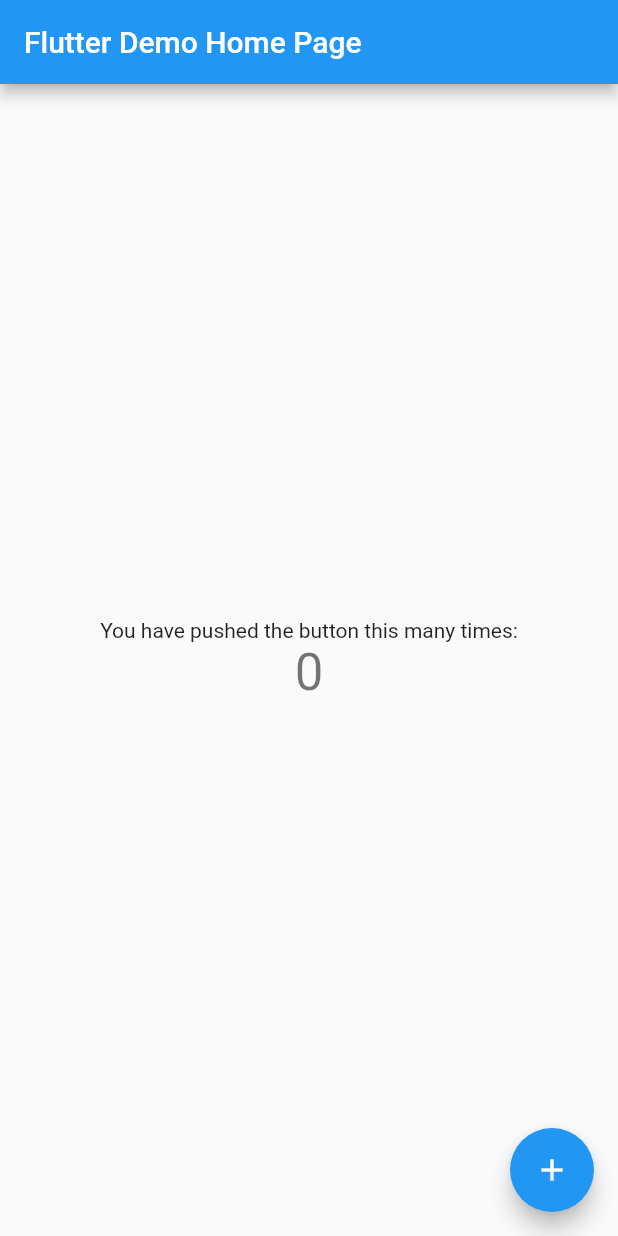
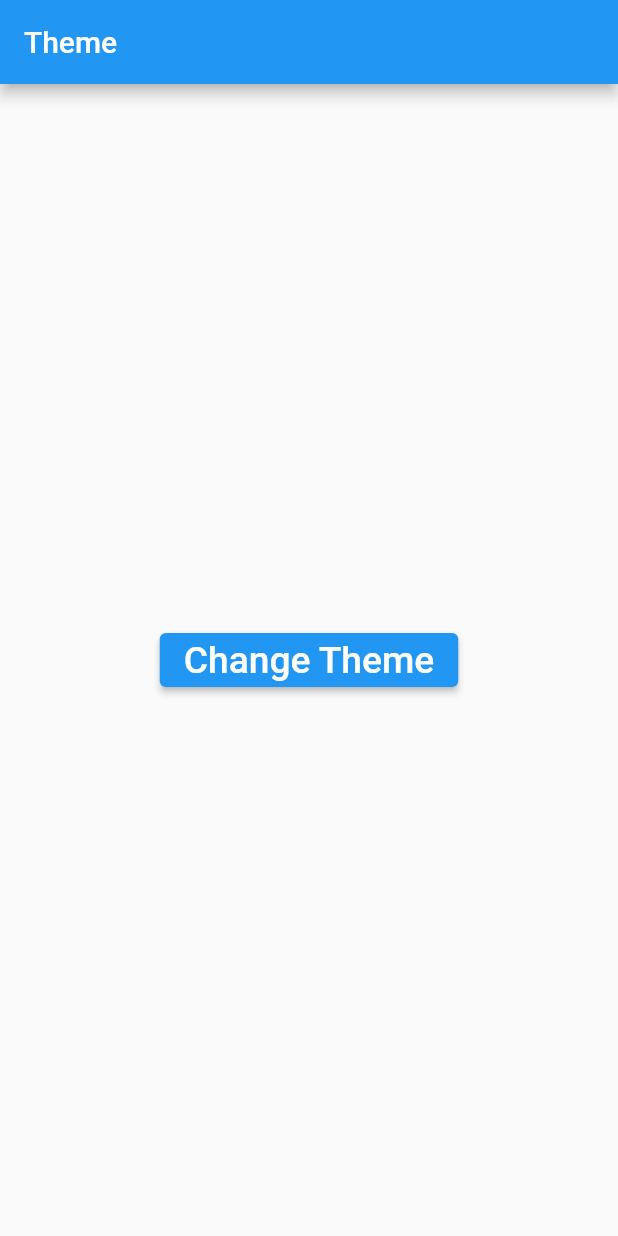
Before and after one commit to defNumb/bloc_payload, a Flutter app: the screen it shows after launch, on a phone screen of 412 x 824 dp. Run offline on Flutter 3.47's test engine with Material 2 defaults, Android fonts, the phone set to English and light mode, and no system bars; our stand-ins replace bloc, equatable, flutter_bloc.

Commit message:
finshed Bloc

```diff
--- a/lib/main.dart
+++ b/lib/main.dart
@@ -1,3 +1,4 @@
+import 'package:bloc_payload/theme/theme_bloc.dart';
 import 'package:flutter/material.dart';
 import 'dart:math';
 import 'package:flutter_bloc/flutter_bloc.dart';
@@ -12,106 +13,44 @@ class MyApp extends StatelessWidget {
   // This widget is the root of your application.
   @override
   Widget build(BuildContext context) {
-    return MaterialApp(
-      title: 'Event Payload',
-      theme: ThemeData(
-        // This is the theme of your application.
-        //
-        // Try running your application with "flutter run". You'll see the
-        // application has a blue toolbar. Then, without quitting the app, try
-        // changing the primarySwatch below to Colors.green and then invoke
-        // "hot reload" (press "r" in the console where you ran "flutter run",
-        // or simply save your changes to "hot reload" in a Flutter IDE).
-        // Notice that the counter didn't reset back to zero; the application
-        // is not restarted.
-        primarySwatch: Colors.blue,
-      ),
-      home: const MyHomePage(title: 'Flutter Demo Home Page'),
+    return BlocProvider<ThemeBloc>(
+      create: (context) => ThemeBloc(),
+      child: Builder(builder: (context) {
+        return MaterialApp(
+          title: 'Event Payload',
+          debugShowCheckedModeBanner: false,
+          theme: context.watch<ThemeBloc>().state.appTheme == AppTheme.light
+              ? ThemeData.light()
+              : ThemeData.dark(),
+          home: const MyHomePage(),
+        );
+      }),
     );
   }
 }
 
-class MyHomePage extends StatefulWidget {
-  const MyHomePage({super.key, required this.title});
-
-  // This widget is the home page of your application. It is stateful, meaning
-  // that it has a State object (defined below) that contains fields that affect
-  // how it looks.
-
-  // This class is the configuration for the state. It holds the values (in this
-  // case the title) provided by the parent (in this case the App widget) and
-  // used by the build method of the State. Fields in a Widget subclass are
-  // always marked "final".
-
-  final String title;
-
-  @override
-  State<MyHomePage> createState() => _MyHomePageState();
-}
-
-class _MyHomePageState extends State<MyHomePage> {
-  int _counter = 0;
-
-  void _incrementCounter() {
-    setState(() {
-      // This call to setState tells the Flutter framework that something has
-      // changed in this State, which causes it to rerun the build method below
-      // so that the display can reflect the updated values. If we changed
-      // _counter without calling setState(), then the build method would not be
-      // called again, and so nothing would appear to happen.
-      _counter++;
-    });
-  }
+class MyHomePage extends StatelessWidget {
+  const MyHomePage({Key? key}) : super(key: key);
 
   @override
   Widget build(BuildContext context) {
-    // This method is rerun every time setState is called, for instance as done
-    // by the _incrementCounter method above.
-    //
-    // The Flutter framework has been optimized to make rerunning build methods
-    // fast, so that you can just rebuild anything that needs updating rather
-    // than having to individually change instances of widgets.
     return Scaffold(
       appBar: AppBar(
-        // Here we take the value from the MyHomePage object that was created by
-        // the App.build method, and use it to set our appbar title.
-        title: Text(widget.title),
+        title: Text('Theme'),
       ),
       body: Center(
-        // Center is a layout widget. It takes a single child and positions it
-        // in the middle of the parent.
-        child: Column(
-          // Column is also a layout widget. It takes a list of children and
-          // arranges them vertically. By default, it sizes itself to fit its
-          // children horizontally, and tries to be as tall as its parent.
-          //
-          // Invoke "debug painting" (press "p" in the console, choose the
-          // "Toggle Debug Paint" action from the Flutter Inspector in Android
-          // Studio, or the "Toggle Debug Paint" command in Visual Studio Code)
-          // to see the wireframe for each widget.
-          //
-          // Column has various properties to control how it sizes itself and
-          // how it positions its children. Here we use mainAxisAlignment to
-          // center the children vertically; the main axis here is the vertical
-          // axis because Columns are vertical (the cross axis would be
-          // horizontal).
-          mainAxisAlignment: MainAxisAlignment.center,
-          children: <Widget>[
-            const Text(
-              'You have pushed the button this many times:',
-            ),
-            Text(
-              '$_counter',
-              style: Theme.of(context).textTheme.headline4,
-            ),
-          ],
+        child: ElevatedButton(
+          child: Text(
+            'Change Theme',
+            style: TextStyle(fontSize: 24.8),
+          ),
+          onPressed: () {
+            final int randInt = Random().nextInt(10);
+            print('randInt: $randInt');
+            context.read<ThemeBloc>().add(ChangeThemeEvent(randInt: randInt));
+          },
         ),
       ),
-      floatingActionButton: FloatingActionButton(
-        onPressed: _incrementCounter,
-        tooltip: 'Increment',
-        child: const Icon(Icons.add),
-      ), // This trailing comma makes auto-formatting nicer for build methods.
     );
   }
 }
--- /dev/null
+++ b/lib/theme/theme_bloc.dart
@@ -0,0 +1,17 @@
+import 'package:bloc/bloc.dart';
+import 'package:equatable/equatable.dart';
+
+part 'theme_event.dart';
+part 'theme_state.dart';
+
+class ThemeBloc extends Bloc<ThemeEvent, ThemeState> {
+  ThemeBloc() : super(ThemeState.initial()) {
+    on<ChangeThemeEvent>((event, emit) {
+      if (event.randInt % 2 == 0) {
+        emit(state.copyWith(appTheme: AppTheme.light));
+      } else {
+        emit(state.copyWith(appTheme: AppTheme.dark));
+      }
+    });
+  }
+}
--- /dev/null
+++ b/lib/theme/theme_event.dart
@@ -0,0 +1,23 @@
+// ignore_for_file: public_member_api_docs, sort_constructors_first
+part of 'theme_bloc.dart';
+
+abstract class ThemeEvent extends Equatable {
+  const ThemeEvent();
+
+  @override
+  List<Object> get props => [];
+}
+
+class ChangeThemeEvent extends ThemeEvent {
+  final int randInt;
+
+  ChangeThemeEvent({
+    required this.randInt,
+  });
+
+  @override
+  String toString() => 'ChangeThemeEvent(randInt: $randInt)';
+
+  @override
+  List<Object> get props => [randInt];
+}
--- /dev/null
+++ b/lib/theme/theme_state.dart
@@ -0,0 +1,31 @@
+part of 'theme_bloc.dart';
+
+enum AppTheme {
+  light,
+  dark,
+}
+
+class ThemeState extends Equatable {
+  final AppTheme appTheme;
+  ThemeState({
+    this.appTheme = AppTheme.light,
+  });
+
+  factory ThemeState.initial() {
+    return ThemeState();
+  }
+
+  @override
+  List<Object> get props => [appTheme];
+
+  @override
+  String toString() => 'ThemeState(appTheme: $appTheme)';
+
+  ThemeState copyWith({
+    AppTheme? appTheme,
+  }) {
+    return ThemeState(
+      appTheme: appTheme ?? this.appTheme,
+    );
+  }
+}
```
